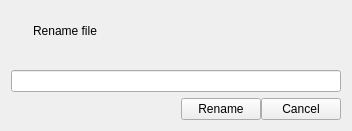
do-i/thumbgrid, file qimgv/gui/overlays/renameoverlay.ui: the form before one commit.
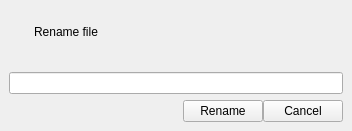
The form after the commit. Custom widgets are drawn as their Qt base class.

The edit to the form file:
```diff
--- a/qimgv/gui/overlays/renameoverlay.ui
+++ b/qimgv/gui/overlays/renameoverlay.ui
@@ -6,7 +6,7 @@
    <rect>
     <x>0</x>
     <y>0</y>
-    <width>348</width>
+    <width>352</width>
     <height>131</height>
    </rect>
   </property>
@@ -30,16 +30,16 @@
     <enum>QLayout::SetMinAndMaxSize</enum>
    </property>
    <property name="leftMargin">
-    <number>1</number>
+    <number>2</number>
    </property>
    <property name="topMargin">
-    <number>1</number>
+    <number>2</number>
    </property>
    <property name="rightMargin">
-    <number>1</number>
+    <number>2</number>
    </property>
    <property name="bottomMargin">
-    <number>1</number>
+    <number>2</number>
    </property>
    <item>
     <widget class="QWidget" name="widget" native="true">
@@ -140,16 +140,16 @@
       <number>6</number>
      </property>
      <property name="leftMargin">
-      <number>10</number>
+      <number>7</number>
      </property>
      <property name="topMargin">
       <number>0</number>
      </property>
      <property name="rightMargin">
-      <number>10</number>
+      <number>7</number>
      </property>
      <property name="bottomMargin">
-      <number>10</number>
+      <number>7</number>
      </property>
      <item>
       <widget class="QLineEdit" name="fileName">
```
